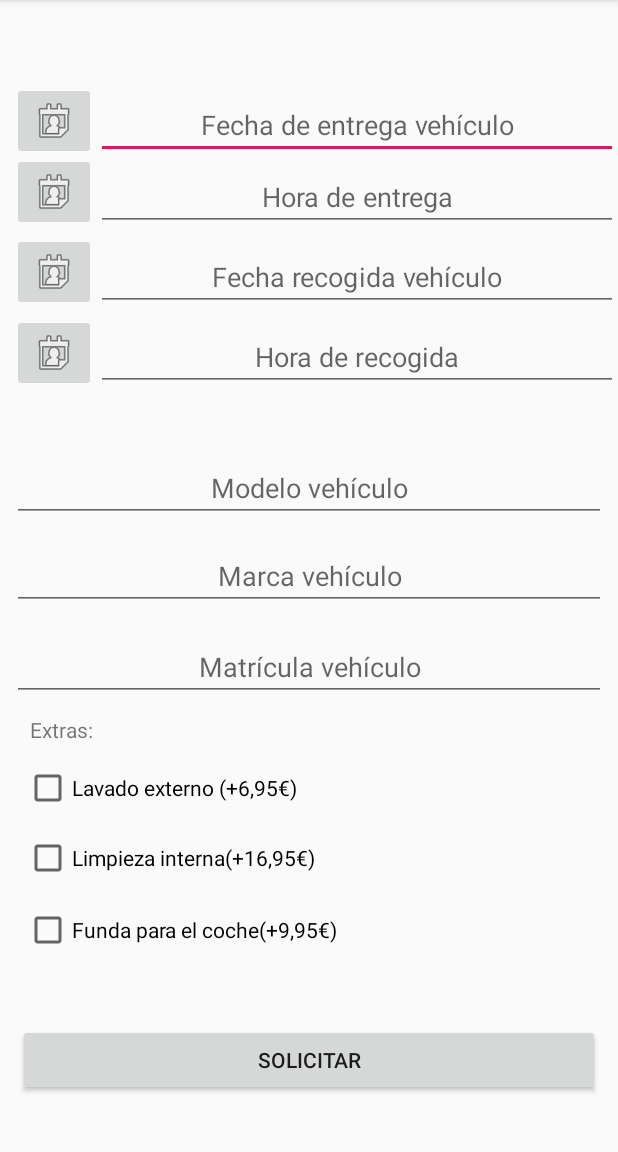
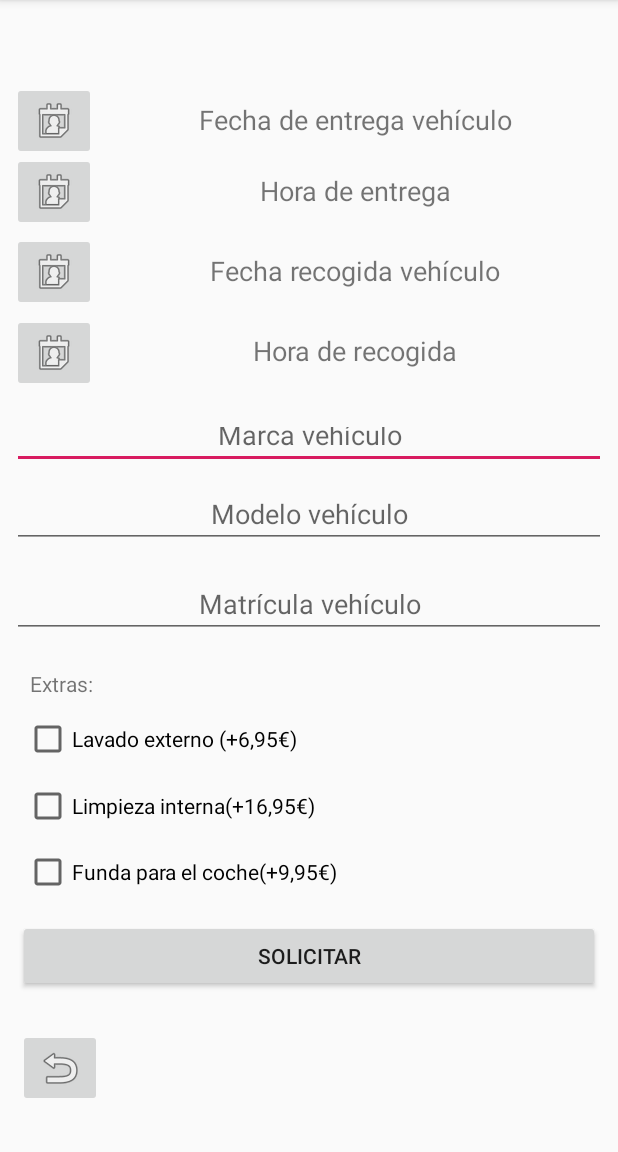
Before and after one commit to dicdadi/ApparcameProyecto, an Android app: the SolicitarServicioActivity screen opened directly, with no data from a screen before it, on a phone screen of 412 x 824 dp, the part 84-1236 px from its top. Run offline under Robolectric (Android 15) with nearby library versions, the phone set to English and light mode, and no system bars.

Commit message:
Primera implementacion activity servicios

```diff
--- a/app/src/main/AndroidManifest.xml
+++ b/app/src/main/AndroidManifest.xml
@@ -11,7 +11,8 @@
         android:roundIcon="@mipmap/ic_launcher_round"
         android:supportsRtl="true"
         android:theme="@style/AppTheme">
-        <activity android:name=".MenuPrincipal"></activity>
+        <activity android:name=".facturaServicio"></activity>
+        <activity android:name=".MenuPrincipal" />
         <activity android:name=".SolicitarServicioActivity" />
         <activity android:name=".RegistroActivity" />
         <activity android:name=".MainActivity">
--- a/app/src/main/java/com/example/apparcameproyecto/MenuPrincipal.java
+++ b/app/src/main/java/com/example/apparcameproyecto/MenuPrincipal.java
@@ -14,6 +14,9 @@ public class MenuPrincipal extends AppCompatActivity {
         setContentView(R.layout.activity_menu_principal);
     }
 public void onSolicitarServicioAction(View view){
+    Intent loginInicio;
+    loginInicio = new Intent(this,SolicitarServicioActivity.class);
+    startActivity(loginInicio);
 
 }
     public void onDesconectarseAction(View view){
--- a/app/src/main/res/layout/activity_registro.xml
+++ b/app/src/main/res/layout/activity_registro.xml
@@ -102,7 +102,8 @@
         app:layout_constraintHorizontal_bias="0.0"
         app:layout_constraintStart_toStartOf="parent"
         app:layout_constraintTop_toTopOf="parent"
-        app:layout_constraintVertical_bias="0.628" />
+        app:layout_constraintVertical_bias="0.639" />
+
     <EditText
         android:id="@+id/direccionRegistro"
         android:layout_width="match_parent"
@@ -132,7 +133,7 @@
         app:layout_constraintHorizontal_bias="0.498"
         app:layout_constraintStart_toStartOf="parent"
         app:layout_constraintTop_toTopOf="parent"
-        app:layout_constraintVertical_bias="0.713" />
+        app:layout_constraintVertical_bias="0.73" />
 
     <ImageButton
         android:id="@+id/volverRegistroBoton"
--- a/app/src/main/res/layout/activity_solicitar_servicio.xml
+++ b/app/src/main/res/layout/activity_solicitar_servicio.xml
@@ -7,10 +7,25 @@
     tools:context=".SolicitarServicioActivity">
 
     <ImageButton
+        android:id="@+id/volverRegistroBoton2"
+        android:layout_width="wrap_content"
+        android:layout_height="wrap_content"
+        android:contentDescription="@string/volverallogin"
+        android:onClick="onVolverMenuAction"
+        app:layout_constraintBottom_toBottomOf="parent"
+        app:layout_constraintEnd_toEndOf="parent"
+        app:layout_constraintHorizontal_bias="0.033"
+        app:layout_constraintStart_toStartOf="parent"
+        app:layout_constraintTop_toTopOf="parent"
+        app:layout_constraintVertical_bias="0.958"
+        app:srcCompat="@android:drawable/ic_menu_revert" />
+
+    <ImageButton
         android:id="@+id/calendarioEntradaImagen"
         android:layout_width="wrap_content"
         android:layout_height="wrap_content"
         android:contentDescription="@string/calendarioentrada"
+        android:onClick="onFechaEntregaAction"
         app:layout_constraintBottom_toBottomOf="parent"
         app:layout_constraintEnd_toEndOf="parent"
         app:layout_constraintHorizontal_bias="0.022"
@@ -24,6 +39,7 @@
         android:layout_width="wrap_content"
         android:layout_height="wrap_content"
         android:contentDescription="@string/calendariohoraentrada"
+        android:onClick="onHoraEntregaAction"
         app:layout_constraintBottom_toBottomOf="parent"
         app:layout_constraintEnd_toEndOf="parent"
         app:layout_constraintHorizontal_bias="0.022"
@@ -37,6 +53,7 @@
         android:layout_width="wrap_content"
         android:layout_height="wrap_content"
         android:contentDescription="@string/calendariorecogida"
+        android:onClick="onFechaRecogidaAction"
         app:layout_constraintBottom_toBottomOf="parent"
         app:layout_constraintEnd_toEndOf="parent"
         app:layout_constraintHorizontal_bias="0.022"
@@ -50,6 +67,7 @@
         android:layout_width="wrap_content"
         android:layout_height="wrap_content"
         android:contentDescription="@string/calendariohorarecogida"
+        android:onClick="onHoraRecogidaAction"
         app:layout_constraintBottom_toBottomOf="parent"
         app:layout_constraintEnd_toEndOf="parent"
         app:layout_constraintHorizontal_bias="0.022"
@@ -59,70 +77,9 @@
         app:srcCompat="@android:drawable/ic_menu_my_calendar" />
 
     <EditText
-        android:id="@+id/fechaEntregaSolicitud"
-        android:layout_width="0dp"
-        android:layout_height="wrap_content"
-        android:ems="10"
-        android:gravity="center_horizontal"
-        android:hint="@string/fecha_de_entrega_veh_culo"
-        android:importantForAutofill="no"
-        android:inputType="textPersonName"
-        app:layout_constraintBottom_toBottomOf="parent"
-        app:layout_constraintEnd_toEndOf="parent"
-        app:layout_constraintStart_toEndOf="@+id/calendarioEntradaImagen"
-        app:layout_constraintTop_toTopOf="parent"
-        app:layout_constraintVertical_bias="0.084" />
-
-    <EditText
-        android:id="@+id/fechaRecogidaSolicitud"
-        android:layout_width="0dp"
-        android:layout_height="wrap_content"
-        android:ems="10"
-        android:gravity="center_horizontal"
-        android:hint="@string/fecha_recogida_veh_culo"
-        android:importantForAutofill="no"
-        android:inputType="textPersonName"
-        app:layout_constraintBottom_toBottomOf="parent"
-        app:layout_constraintEnd_toEndOf="parent"
-        app:layout_constraintStart_toEndOf="@+id/calendarioSalidaImagen"
-        app:layout_constraintTop_toTopOf="parent"
-        app:layout_constraintVertical_bias="0.224" />
-
-    <EditText
-        android:id="@+id/horaRecogidaSolicitud"
-        android:layout_width="0dp"
-        android:layout_height="wrap_content"
-        android:ems="10"
-        android:gravity="center_horizontal"
-        android:hint="@string/hora_de_recogida"
-        android:importantForAutofill="no"
-        android:inputType="textPersonName"
-        app:layout_constraintBottom_toBottomOf="parent"
-        app:layout_constraintEnd_toEndOf="parent"
-        app:layout_constraintHorizontal_bias="0.0"
-        app:layout_constraintStart_toEndOf="@+id/horaSalidaImagen"
-        app:layout_constraintTop_toTopOf="parent"
-        app:layout_constraintVertical_bias="0.298" />
-
-    <EditText
-        android:id="@+id/horaEntregaSolicitud"
-        android:layout_width="0dp"
-        android:layout_height="wrap_content"
-        android:ems="10"
-        android:gravity="center_horizontal"
-        android:hint="@string/hora_de_entrega"
-        android:importantForAutofill="no"
-        android:inputType="textPersonName"
-        app:layout_constraintBottom_toBottomOf="parent"
-        app:layout_constraintEnd_toEndOf="parent"
-        app:layout_constraintStart_toEndOf="@+id/horaEntradaImagen"
-        app:layout_constraintTop_toTopOf="parent"
-        app:layout_constraintVertical_bias="0.15" />
-
-    <EditText
         android:id="@+id/marcaCocheSolicitud"
         android:layout_width="match_parent"
-        android:layout_height="wrap_content"
+        android:layout_height="38dp"
         android:layout_marginStart="8dp"
         android:layout_marginEnd="8dp"
         android:ems="10"
@@ -132,14 +89,14 @@
         android:inputType="textPersonName"
         app:layout_constraintBottom_toBottomOf="parent"
         app:layout_constraintEnd_toEndOf="parent"
-        app:layout_constraintHorizontal_bias="1.0"
         app:layout_constraintStart_toStartOf="parent"
-        app:layout_constraintTop_toTopOf="parent" />
+        app:layout_constraintTop_toTopOf="parent"
+        app:layout_constraintVertical_bias="0.376" />
 
     <EditText
         android:id="@+id/modeloCocheSolicitud"
         android:layout_width="match_parent"
-        android:layout_height="wrap_content"
+        android:layout_height="41dp"
         android:layout_marginStart="8dp"
         android:layout_marginEnd="8dp"
         android:ems="10"
@@ -149,15 +106,15 @@
         android:inputType="textPersonName"
         app:layout_constraintBottom_toBottomOf="parent"
         app:layout_constraintEnd_toEndOf="parent"
-        app:layout_constraintHorizontal_bias="0.0"
-        app:layout_constraintStart_toStartOf="parent"
+        app:layout_constraintHorizontal_bias="0.508"
+        app:layout_constraintStart_toStartOf="@+id/marcaCocheSolicitud"
         app:layout_constraintTop_toTopOf="parent"
-        app:layout_constraintVertical_bias="0.419" />
+        app:layout_constraintVertical_bias="0.446" />
 
     <EditText
         android:id="@+id/matriculaSolicitud"
         android:layout_width="match_parent"
-        android:layout_height="wrap_content"
+        android:layout_height="39dp"
         android:layout_marginStart="8dp"
         android:layout_marginEnd="8dp"
         android:ems="10"
@@ -167,14 +124,14 @@
         android:inputType="textPersonName"
         app:layout_constraintBottom_toBottomOf="parent"
         app:layout_constraintEnd_toEndOf="parent"
-        app:layout_constraintHorizontal_bias="1.0"
-        app:layout_constraintStart_toStartOf="parent"
+        app:layout_constraintHorizontal_bias="0.0"
+        app:layout_constraintStart_toStartOf="@+id/modeloCocheSolicitud"
         app:layout_constraintTop_toTopOf="parent"
-        app:layout_constraintVertical_bias="0.584" />
+        app:layout_constraintVertical_bias="0.53" />
 
     <CheckBox
         android:id="@+id/lavadoExternoSolicitud"
-        android:layout_width="match_parent"
+        android:layout_width="383dp"
         android:layout_height="wrap_content"
         android:layout_marginStart="16dp"
         android:text="@string/lavado_externo_6_95"
@@ -183,7 +140,7 @@
         app:layout_constraintHorizontal_bias="0.0"
         app:layout_constraintStart_toStartOf="parent"
         app:layout_constraintTop_toTopOf="parent"
-        app:layout_constraintVertical_bias="0.692" />
+        app:layout_constraintVertical_bias="0.648" />
 
     <TextView
         android:id="@+id/extrasSolicitud"
@@ -197,11 +154,11 @@
         app:layout_constraintHorizontal_bias="0.0"
         app:layout_constraintStart_toStartOf="parent"
         app:layout_constraintTop_toTopOf="parent"
-        app:layout_constraintVertical_bias="0.637" />
+        app:layout_constraintVertical_bias="0.596" />
 
     <CheckBox
         android:id="@+id/lavadoInternoSolicitud"
-        android:layout_width="match_parent"
+        android:layout_width="383dp"
         android:layout_height="wrap_content"
         android:layout_marginStart="16dp"
         android:text="@string/limpieza_interna_16_95"
@@ -210,11 +167,11 @@
         app:layout_constraintHorizontal_bias="0.0"
         app:layout_constraintStart_toStartOf="parent"
         app:layout_constraintTop_toTopOf="parent"
-        app:layout_constraintVertical_bias="0.755" />
+        app:layout_constraintVertical_bias="0.708" />
 
     <CheckBox
         android:id="@+id/fundaSolicitud"
-        android:layout_width="match_parent"
+        android:layout_width="383dp"
         android:layout_height="wrap_content"
         android:layout_marginStart="16dp"
         android:text="@string/funda_para_el_coche_9_95"
@@ -223,7 +180,7 @@
         app:layout_constraintHorizontal_bias="0.0"
         app:layout_constraintStart_toStartOf="parent"
         app:layout_constraintTop_toTopOf="parent"
-        app:layout_constraintVertical_bias="0.821" />
+        app:layout_constraintVertical_bias="0.768" />
 
     <Button
         android:id="@+id/solicitarSolicitud"
@@ -237,6 +194,62 @@
         app:layout_constraintHorizontal_bias="1.0"
         app:layout_constraintStart_toStartOf="parent"
         app:layout_constraintTop_toTopOf="parent"
-        app:layout_constraintVertical_bias="0.948" />
+        app:layout_constraintVertical_bias="0.852" />
+
+    <TextView
+        android:id="@+id/horaEntregaVehiculo"
+        android:layout_width="346dp"
+        android:layout_height="39dp"
+        android:gravity="center_horizontal"
+        android:text="@string/hora_de_entrega"
+        android:textSize="18sp"
+        app:layout_constraintBottom_toBottomOf="parent"
+        app:layout_constraintEnd_toEndOf="parent"
+        app:layout_constraintHorizontal_bias="0.0"
+        app:layout_constraintStart_toEndOf="@+id/horaEntradaImagen"
+        app:layout_constraintTop_toTopOf="parent"
+        app:layout_constraintVertical_bias="0.157" />
+
+    <TextView
+        android:id="@+id/fechaEntregaVehiculo"
+        android:layout_width="346dp"
+        android:layout_height="39dp"
+        android:gravity="center_horizontal"
+        android:text="@string/fecha_de_entrega_veh_culo"
+        android:textSize="18sp"
+        app:layout_constraintBottom_toBottomOf="parent"
+        app:layout_constraintEnd_toEndOf="parent"
+        app:layout_constraintHorizontal_bias="0.0"
+        app:layout_constraintStart_toEndOf="@+id/calendarioEntradaImagen"
+        app:layout_constraintTop_toTopOf="parent"
+        app:layout_constraintVertical_bias="0.092" />
+
+    <TextView
+        android:id="@+id/fechaRecogidaVehiculo"
+        android:layout_width="346dp"
+        android:layout_height="39dp"
+        android:gravity="center_horizontal"
+        android:text="@string/fecha_recogida_veh_culo"
+        android:textSize="18sp"
+        app:layout_constraintBottom_toBottomOf="parent"
+        app:layout_constraintEnd_toEndOf="parent"
+        app:layout_constraintHorizontal_bias="0.0"
+        app:layout_constraintStart_toEndOf="@+id/calendarioSalidaImagen"
+        app:layout_constraintTop_toTopOf="parent"
+        app:layout_constraintVertical_bias="0.231" />
+
+    <TextView
+        android:id="@+id/horaRecogidaVehiculo"
+        android:layout_width="346dp"
+        android:layout_height="39dp"
+        android:gravity="center_horizontal"
+        android:text="@string/hora_de_recogida"
+        android:textSize="18sp"
+        app:layout_constraintBottom_toBottomOf="parent"
+        app:layout_constraintEnd_toEndOf="parent"
+        app:layout_constraintHorizontal_bias="0.0"
+        app:layout_constraintStart_toEndOf="@+id/horaSalidaImagen"
+        app:layout_constraintTop_toTopOf="parent"
+        app:layout_constraintVertical_bias="0.304" />
 
 </androidx.constraintlayout.widget.ConstraintLayout>
```
Also changed, not shown: app/src/main/java/com/example/apparcameproyecto/SolicitarServicioActivity.java (+99 -0 lines), app/src/main/java/com/example/apparcameproyecto/facturaServicio.java (added, +21 -0 lines), app/src/main/res/layout/activity_factura_servicio.xml (added, +254 -0 lines), app/src/main/res/layout/activity_menu_principal.xml (+23 -20 lines), app/src/main/res/values/strings.xml (+13 -0 lines).
